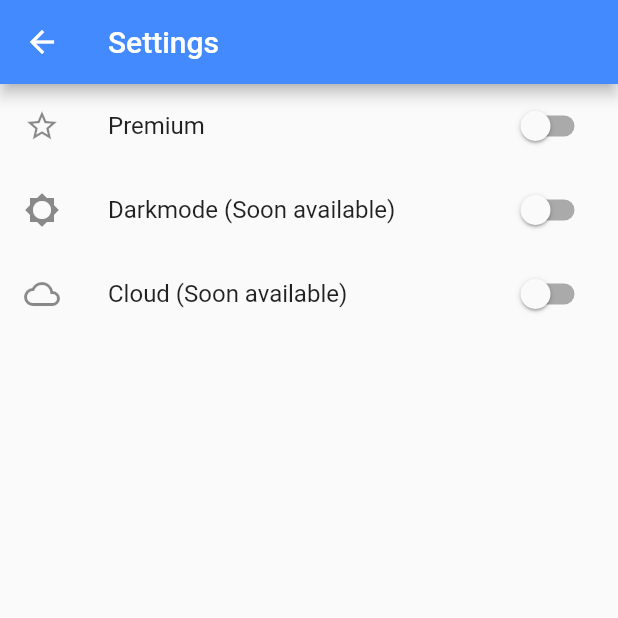
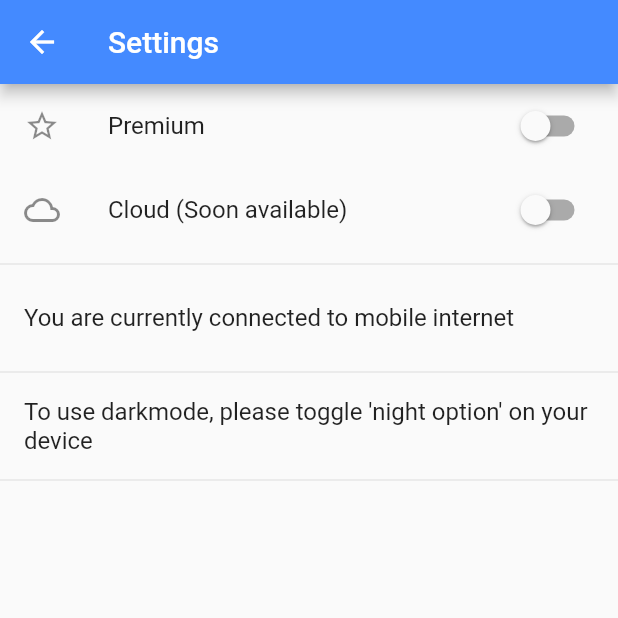
Before and after one commit to jeroenouw/flutter-social, a Flutter app: the SettingsScreen screen opened by its route, on a phone screen of 412 x 824 dp, the top half of it. Run offline on Flutter 3.47's test engine with Material 2 defaults, Android fonts, the phone set to English and light mode, and no system bars; our stand-ins replace cloud_firestore, connectivity, firebase_auth, shared_preferences; accounts and stored records are empty.

Commit message:
Placed correct User data on ProfileScreen, created ConnectionService and added functionality to SettingsScreen

```diff
--- a/lib/src/screens/settings_screen.dart
+++ b/lib/src/screens/settings_screen.dart
@@ -1,6 +1,9 @@
 import 'package:flutter/material.dart';
-import 'package:social/src/models/edition_model.dart';
+import 'package:connectivity/connectivity.dart';
 
+import '../service/connection_service.dart';
+import '../constants/routing_contant.dart';
+import '../models/edition_model.dart';
 import '../app.dart';
 
 class SettingsScreen extends StatelessWidget {
@@ -21,12 +24,17 @@ class SettingsScreenContent extends StatefulWidget {
 
 class _SettingsScreenContentState extends State<SettingsScreenContent> {
   bool _premiumEnabled;
-  bool _darkModeEnabled = false;
   bool _cloudEnabled = false;
 
   @override
+  void initState() {
+    super.initState();
+    ConnectionService.init();
+  }
+
+  @override
   Widget build(BuildContext context) {
-    _premiumEnabled = _checkAndSetEdition();
+   _premiumEnabled = _checkAndSetEdition();
 
     return ListView(
       children: [
@@ -38,16 +46,6 @@ class _SettingsScreenContentState extends State<SettingsScreenContent> {
           },
           secondary: _premiumEnabled ? Icon(Icons.star) : Icon(Icons.star_border),
         ),
-       SwitchListTile(
-          title: Text('Darkmode (Soon available)'),
-          value: _darkModeEnabled,
-          onChanged: (bool value) {
-            setState(() {
-              _darkModeEnabled = value;
-            });
-          },
-          secondary: _darkModeEnabled ? Icon(Icons.brightness_2) : Icon(Icons.brightness_5),
-        ),
         SwitchListTile(
           title: Text('Cloud (Soon available)'),
           value: _cloudEnabled,
@@ -58,7 +56,24 @@ class _SettingsScreenContentState extends State<SettingsScreenContent> {
           },
           secondary: _cloudEnabled ? Icon(Icons.cloud_done) : Icon(Icons.cloud_queue),
         ),
-      ],
+        Divider(),
+        ListTile(
+          title: Text('You are currently connected to ${ConnectionService.onWifi ? 'WIFI' : 'mobile internet'} '),
+        ),
+        Divider(),
+        ListTile(
+          title: Text("To use darkmode, please toggle 'night option' on your device"),
+        ),
+        Divider(),
+        if (SocialApp.isPremiumEdition)
+          ListTile(
+            leading: Icon(Icons.settings),
+            title: Text('Update profile (Premium)'),
+            onTap: () {
+              Navigator.of(context).pushNamed(updateProfileRoute);
+            },
+          ),
+      ]
     );
   }
 
--- /dev/null
+++ b/lib/src/service/connection_service.dart
@@ -0,0 +1,18 @@
+import 'package:connectivity/connectivity.dart';
+
+class ConnectionService {
+  static ConnectivityResult lastConnectionResult;
+
+  static bool get onMobileInternet => lastConnectionResult == ConnectivityResult.mobile;
+  static bool get onWifi => lastConnectionResult == ConnectivityResult.wifi;
+
+  ConnectionService() {
+    Connectivity().onConnectivityChanged.listen((result) {
+      lastConnectionResult = result;
+    });
+  }
+
+  static Future<void> init() async {
+    lastConnectionResult = await Connectivity().checkConnectivity();
+  }
+}
```
Also changed, not shown: lib/src/screens/profile_screen.dart (+33 -8 lines), pubspec.yaml (+4 -3 lines), pubspec.lock.
